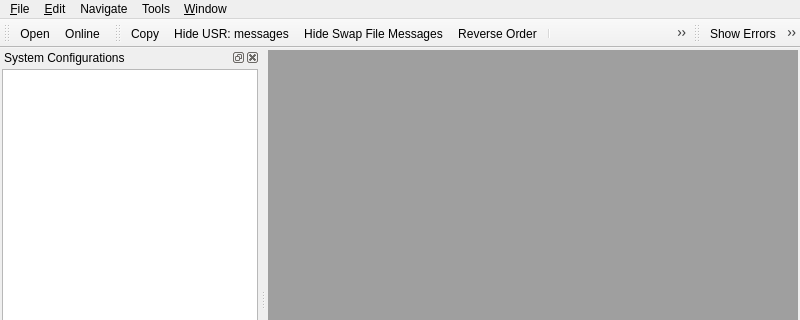
First picture: the form in cs8LogFileViewer/forms/mainwindow.ui, repository vdg1/cs8Tools, before the edit; both pictures show x 0 to 800 and y 0 to 320 of the 800 by 600 pixel window.
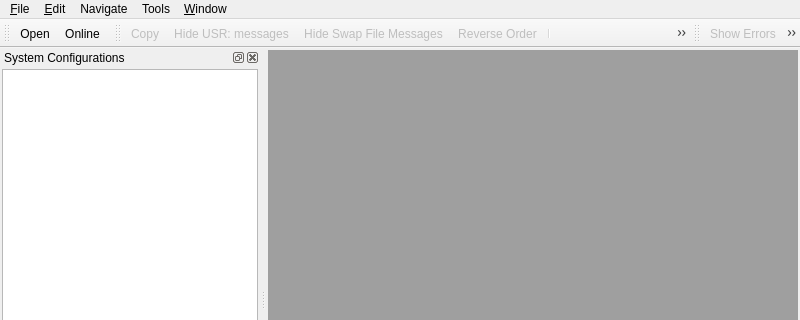
Second picture: the form after the edit. Icons and pictures are not drawn. Custom widgets are drawn as their Qt base class.

Commit message: Disabled toolbar buttons when no log file loaded

```diff
--- a/cs8LogFileViewer/forms/mainwindow.ui
+++ b/cs8LogFileViewer/forms/mainwindow.ui
@@ -233,6 +233,9 @@
    </property>
   </action>
   <action name="actCopy">
+   <property name="enabled">
+    <bool>false</bool>
+   </property>
    <property name="icon">
     <iconset resource="../../../Icons/resources.qrc">
      <normaloff>:/icons/32x32/32x32/actions/edit-copy.png</normaloff>:/icons/32x32/32x32/actions/edit-copy.png</iconset>
@@ -266,6 +269,9 @@
    <property name="checkable">
     <bool>true</bool>
    </property>
+   <property name="enabled">
+    <bool>false</bool>
+   </property>
    <property name="icon">
     <iconset resource="../../../Icons/resources.qrc">
      <normaloff>:/icons/32x32/32x32/actions/view-filter.png</normaloff>:/icons/32x32/32x32/actions/view-filter.png</iconset>
@@ -280,6 +286,9 @@
    </property>
   </action>
   <action name="actionNext_System_Start">
+   <property name="enabled">
+    <bool>false</bool>
+   </property>
    <property name="icon">
     <iconset resource="../../../Icons/resources.qrc">
      <normaloff>:/icons/32x32/32x32/actions/arrow-right-double.png</normaloff>:/icons/32x32/32x32/actions/arrow-right-double.png</iconset>
@@ -292,6 +301,9 @@
    </property>
   </action>
   <action name="actionPrevious_System_Start">
+   <property name="enabled">
+    <bool>false</bool>
+   </property>
    <property name="icon">
     <iconset resource="../../../Icons/resources.qrc">
      <normaloff>:/icons/32x32/32x32/actions/arrow-left-double.png</normaloff>:/icons/32x32/32x32/actions/arrow-left-double.png</iconset>
@@ -307,6 +319,9 @@
    <property name="checkable">
     <bool>true</bool>
    </property>
+   <property name="enabled">
+    <bool>false</bool>
+   </property>
    <property name="icon">
     <iconset resource="../../../Icons/resources.qrc">
      <normaloff>:/icons/32x32/32x32/actions/run-build-clean.png</normaloff>:/icons/32x32/32x32/actions/run-build-clean.png</iconset>
@@ -319,6 +334,9 @@
    <property name="checkable">
     <bool>true</bool>
    </property>
+   <property name="enabled">
+    <bool>false</bool>
+   </property>
    <property name="icon">
     <iconset resource="../../../Icons/resources.qrc">
      <normaloff>:/icons/32x32/32x32/actions/view-sort-descending.png</normaloff>:/icons/32x32/32x32/actions/view-sort-descending.png</iconset>
@@ -363,6 +381,9 @@
    </property>
   </action>
   <action name="actionOpen_Machine_File">
+   <property name="enabled">
+    <bool>false</bool>
+   </property>
    <property name="icon">
     <iconset resource="../../../Icons/resources.qrc">
      <normaloff>:/icons/32x32/32x32/actions/view-pim-tasks.png</normaloff>:/icons/32x32/32x32/actions/view-pim-tasks.png</iconset>
@@ -378,6 +399,9 @@
    <property name="checkable">
     <bool>true</bool>
    </property>
+   <property name="enabled">
+    <bool>false</bool>
+   </property>
    <property name="icon">
     <iconset resource="../../../Icons/resources.qrc">
      <normaloff>:/icons/32x32/32x32/actions/view-sort-ascending.png</normaloff>:/icons/32x32/32x32/actions/view-sort-ascending.png</iconset>
@@ -408,6 +432,9 @@
    <property name="checkable">
     <bool>true</bool>
    </property>
+   <property name="enabled">
+    <bool>false</bool>
+   </property>
    <property name="icon">
     <iconset resource="../../../Icons/resources.qrc">
      <normaloff>:/images/dialog-error.png</normaloff>:/images/dialog-error.png</iconset>
@@ -423,6 +450,9 @@
    <property name="checkable">
     <bool>true</bool>
    </property>
+   <property name="enabled">
+    <bool>false</bool>
+   </property>
    <property name="icon">
     <iconset resource="../../../Icons/resources.qrc">
      <normaloff>:/images/dialog-warning.png</normaloff>:/images/dialog-warning.png</iconset>
@@ -438,6 +468,9 @@
    <property name="checkable">
     <bool>true</bool>
    </property>
+   <property name="enabled">
+    <bool>false</bool>
+   </property>
    <property name="icon">
     <iconset resource="../../../Icons/resources.qrc">
      <normaloff>:/icons/32x32/32x32/mimetypes/text-x-texinfo.png</normaloff>:/icons/32x32/32x32/mimetypes/text-x-texinfo.png</iconset>
```
Left out of the diff: 3 changed lines with no effect on the pictures. The commit also changes 1 other file.
